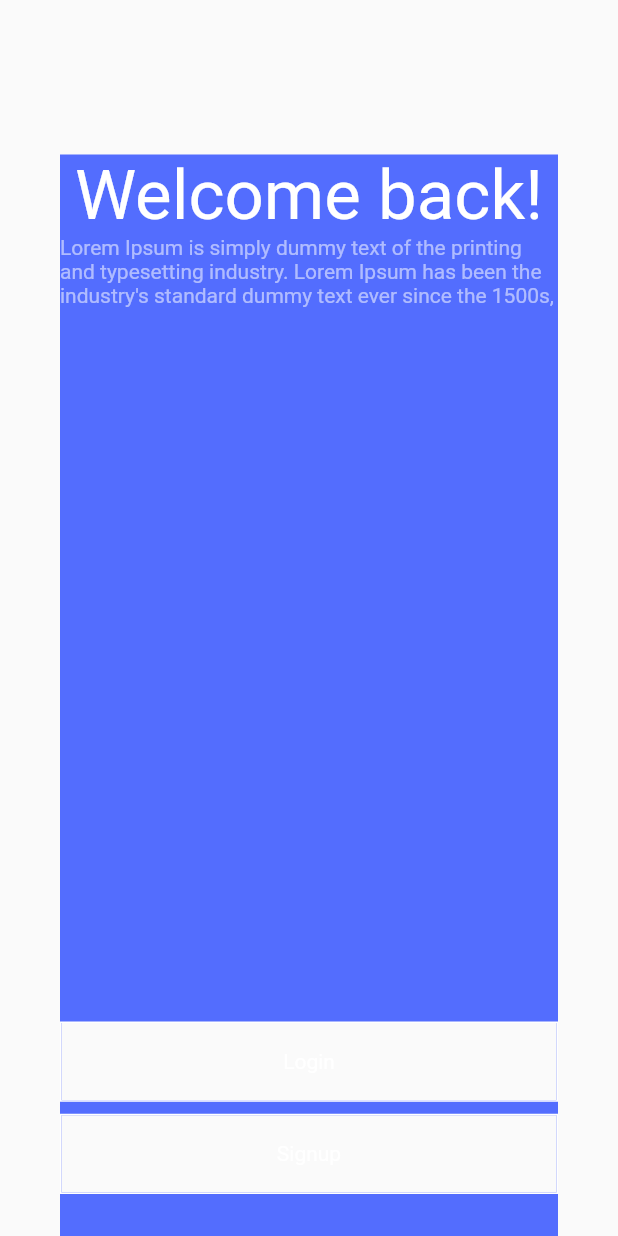
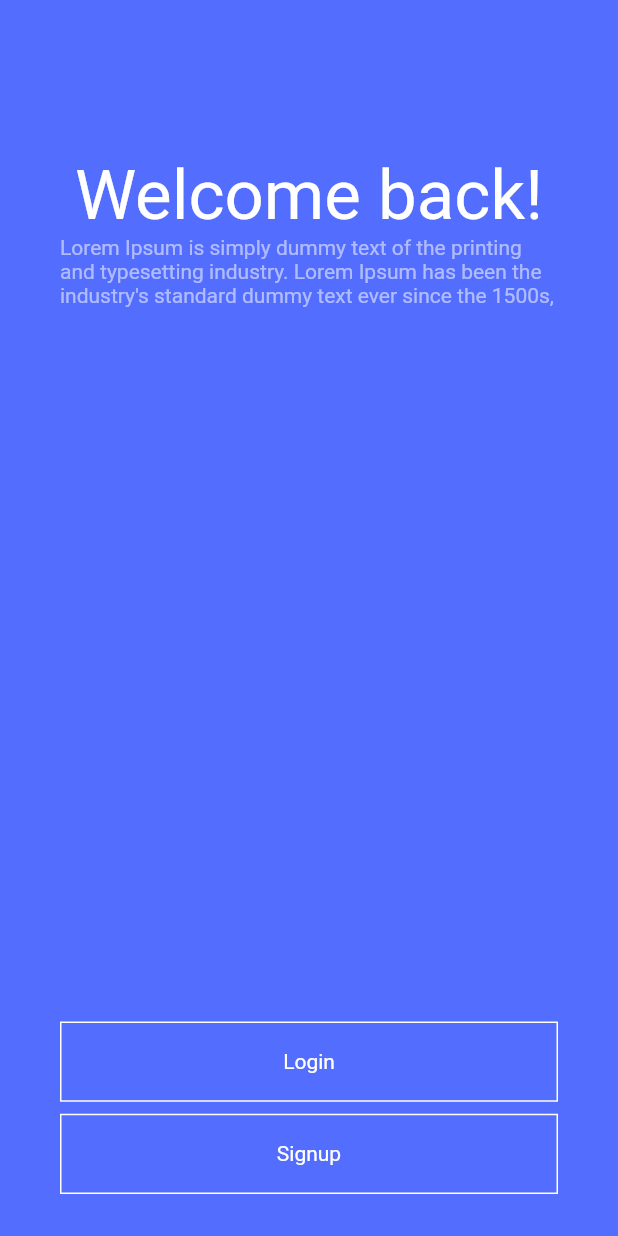
Before and after one commit to aymensbh/chatapp2, a Flutter app: the screen it shows after launch, on a phone screen of 412 x 824 dp. Run offline on Flutter 3.47's test engine with Material 2 defaults, Android fonts, the phone set to English and light mode, and no system bars; our stand-ins replace firebase_auth, firebase_core, firebase_database, firebase_storage, outline_material_icons; missing offline and left inert: groovin_material_icons; accounts and stored records are empty; Roboto replaces fonts that are missing (Baloo).

Commit message:
Add All Files

```diff
--- a/lib/Screens/login.dart
+++ b/lib/Screens/login.dart
@@ -90,6 +90,7 @@ void showLoginSheet(BuildContext context) {
                   )),
               GestureDetector(
                 onTap: () {
+                  Navigator.pop(context);
                   showDialog(
                       context: context,
                       builder: (ctx) {
@@ -214,7 +215,10 @@ void showLoginSheet(BuildContext context) {
                               color: Colors.indigoAccent,
                               child: Text("Get Started",
                                   style: TextStyle(fontFamily: "Baloo")),
-                              onPressed: _login,
+                              onPressed: (){
+                                _login();
+                                Navigator.pop(context);
+                              },
                             ),
                           ],
                         );
--- a/lib/main.dart
+++ b/lib/main.dart
@@ -13,7 +13,8 @@ class MyApp extends StatelessWidget {
       theme: ThemeData(
         primaryColor: Color.fromRGBO(80, 160, 160, 1),
         accentColor: Colors.indigo,
-        appBarTheme: AppBarTheme(elevation: 1)
+        appBarTheme: AppBarTheme(elevation: 1),
+        canvasColor: Colors.transparent
       ),
       home: Router(),
       debugShowCheckedModeBanner: false,
```
